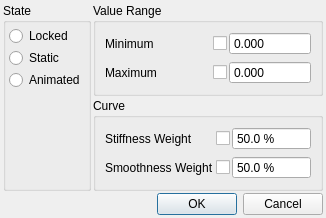
First picture: the form in python/mmSolver/tools/setattributedetails/ui/dialog.ui, repository david-cattermole/mayaMatchMoveSolver, before the edit.
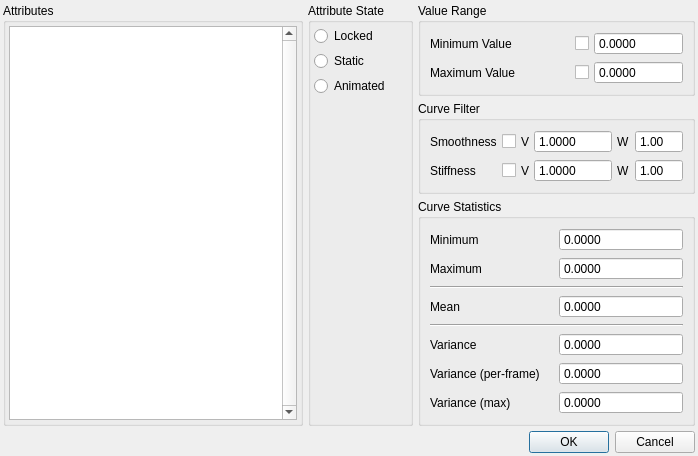
Second picture: the form after the edit.

Commit message:
Add Set Attribute Details tool; used to set min/max, smoothness and stiffness properties onto Attributes.
Issue #65.

Patch:
```diff
--- a/python/mmSolver/tools/setattributedetails/ui/dialog.ui
+++ b/python/mmSolver/tools/setattributedetails/ui/dialog.ui
@@ -6,8 +6,8 @@
    <rect>
     <x>0</x>
     <y>0</y>
-    <width>268</width>
-    <height>187</height>
+    <width>646</width>
+    <height>436</height>
    </rect>
   </property>
   <property name="windowTitle">
@@ -15,7 +15,7 @@
   </property>
   <layout class="QVBoxLayout" name="verticalLayout_2">
    <property name="spacing">
-    <number>2</number>
+    <number>5</number>
    </property>
    <property name="leftMargin">
     <number>3</number>
@@ -30,18 +30,76 @@
     <number>3</number>
    </property>
    <item>
-    <layout class="QHBoxLayout" name="horizontalLayout">
+    <layout class="QHBoxLayout" name="horizontalLayout" stretch="0,0,0">
      <property name="spacing">
-      <number>2</number>
+      <number>5</number>
      </property>
+     <item>
+      <widget class="QGroupBox" name="state_groupBox_2">
+       <property name="sizePolicy">
+        <sizepolicy hsizetype="Preferred" vsizetype="Preferred">
+         <horstretch>1</horstretch>
+         <verstretch>0</verstretch>
+        </sizepolicy>
+       </property>
+       <property name="minimumSize">
+        <size>
+         <width>300</width>
+         <height>0</height>
+        </size>
+       </property>
+       <property name="title">
+        <string>Attributes</string>
+       </property>
+       <layout class="QVBoxLayout" name="state_verticalLayout_2">
+        <property name="spacing">
+         <number>5</number>
+        </property>
+        <property name="leftMargin">
+         <number>3</number>
+        </property>
+        <property name="topMargin">
+         <number>3</number>
+        </property>
+        <property name="rightMargin">
+         <number>3</number>
+        </property>
+        <property name="bottomMargin">
+         <number>3</number>
+        </property>
+        <item>
+         <widget class="QListView" name="attribute_listView">
+          <property name="verticalScrollBarPolicy">
+           <enum>Qt::ScrollBarAlwaysOn</enum>
+          </property>
+          <property name="horizontalScrollBarPolicy">
+           <enum>Qt::ScrollBarAsNeeded</enum>
+          </property>
+          <property name="sizeAdjustPolicy">
+           <enum>QAbstractScrollArea::AdjustToContentsOnFirstShow</enum>
+          </property>
+          <property name="autoScroll">
+           <bool>false</bool>
+          </property>
+          <property name="editTriggers">
+           <set>QAbstractItemView::NoEditTriggers</set>
+          </property>
+          <property name="selectionBehavior">
+           <enum>QAbstractItemView::SelectRows</enum>
+          </property>
+         </widget>
+        </item>
+       </layout>
+      </widget>
+     </item>
      <item>
       <widget class="QGroupBox" name="state_groupBox">
        <property name="title">
-        <string>State</string>
+        <string>Attribute State</string>
        </property>
        <layout class="QVBoxLayout" name="state_verticalLayout">
         <property name="spacing">
-         <number>2</number>
+         <number>5</number>
         </property>
         <property name="leftMargin">
          <number>3</number>
@@ -95,7 +153,7 @@
      <item>
       <layout class="QVBoxLayout" name="verticalLayout">
        <property name="spacing">
-        <number>2</number>
+        <number>5</number>
        </property>
        <item>
         <widget class="QGroupBox" name="valueRange_groupBox">
@@ -106,12 +164,12 @@
           <item>
            <layout class="QHBoxLayout" name="min_layout">
             <property name="spacing">
-             <number>2</number>
+             <number>5</number>
             </property>
             <item>
              <widget class="QLabel" name="min_label">
               <property name="text">
-               <string>Minimum</string>
+               <string>Minimum Value</string>
               </property>
              </widget>
             </item>
@@ -122,7 +180,7 @@
               </property>
               <property name="sizeHint" stdset="0">
                <size>
-                <width>40</width>
+                <width>10</width>
                 <height>20</height>
                </size>
               </property>
@@ -144,7 +202,7 @@
                <bool>true</bool>
               </property>
               <property name="decimals">
-               <number>3</number>
+               <number>4</number>
               </property>
               <property name="minimum">
                <double>-999999.000000000000000</double>
@@ -159,12 +217,12 @@
           <item>
            <layout class="QHBoxLayout" name="max_layout">
             <property name="spacing">
-             <number>2</number>
+             <number>5</number>
             </property>
             <item>
              <widget class="QLabel" name="max_label">
               <property name="text">
-               <string>Maximum</string>
+               <string>Maximum Value</string>
               </property>
              </widget>
             </item>
@@ -175,7 +233,7 @@
               </property>
               <property name="sizeHint" stdset="0">
                <size>
-                <width>40</width>
+                <width>10</width>
                 <height>20</height>
                </size>
               </property>
@@ -197,7 +255,7 @@
                <bool>true</bool>
               </property>
               <property name="decimals">
-               <number>3</number>
+               <number>4</number>
               </property>
               <property name="minimum">
                <double>-999999.000000000000000</double>
@@ -215,80 +273,18 @@
        <item>
         <widget class="QGroupBox" name="animCurve_groupBox">
          <property name="title">
-          <string>Curve</string>
+          <string>Curve Filter</string>
          </property>
          <layout class="QVBoxLayout" name="animCurve_verticalLayout">
-          <item>
-           <layout class="QHBoxLayout" name="stiffness_layout">
-            <property name="spacing">
-             <number>2</number>
-            </property>
-            <item>
-             <widget class="QLabel" name="stiffness_label">
-              <property name="text">
-               <string>Stiffness Weight</string>
-              </property>
-             </widget>
-            </item>
-            <item>
-             <spacer name="stiffness_horizontalSpacer">
-              <property name="orientation">
-               <enum>Qt::Horizontal</enum>
-              </property>
-              <property name="sizeHint" stdset="0">
-               <size>
-                <width>40</width>
-                <height>20</height>
-               </size>
-              </property>
-             </spacer>
-            </item>
-            <item>
-             <widget class="QCheckBox" name="stiffness_checkBox">
-              <property name="text">
-               <string/>
-              </property>
-             </widget>
-            </item>
-            <item>
-             <widget class="QDoubleSpinBox" name="stiffness_doubleSpinBox">
-              <property name="buttonSymbols">
-               <enum>QAbstractSpinBox::NoButtons</enum>
-              </property>
-              <property name="showGroupSeparator" stdset="0">
-               <bool>true</bool>
-              </property>
-              <property name="suffix">
-               <string> %</string>
-              </property>
-              <property name="decimals">
-               <number>1</number>
-              </property>
-              <property name="minimum">
-               <double>0.000000000000000</double>
-              </property>
-              <property name="maximum">
-               <double>100000.000000000000000</double>
-              </property>
-              <property name="singleStep">
-               <double>10.000000000000000</double>
-              </property>
-              <property name="value">
-               <double>50.000000000000000</double>
-              </property>
-             </widget>
-            </item>
-           </layout>
-          </item>
           <item>
            <layout class="QHBoxLayout" name="smoothness_layout">
             <property name="spacing">
-             <number>2</number>
+             <number>5</number>
             </property>
             <item>
              <widget class="QLabel" name="smoothness_label">
               <property name="text">
-               <string>Smoothness Weight</string>
+               <string>Smoothness</string>
               </property>
              </widget>
             </item>
@@ -299,7 +295,7 @@
               </property>
               <property name="sizeHint" stdset="0">
                <size>
-                <width>40</width>
+                <width>10</width>
                 <height>20</height>
                </size>
               </property>
@@ -313,34 +309,456 @@
              </widget>
             </item>
             <item>
-             <widget class="QDoubleSpinBox" name="smoothness_doubleSpinBox">
+             <widget class="QLabel" name="smoothnessVariance_label">
+              <property name="text">
+               <string>V</string>
+              </property>
+             </widget>
+            </item>
+            <item>
+             <widget class="QDoubleSpinBox" name="smoothnessVariance_doubleSpinBox">
               <property name="buttonSymbols">
                <enum>QAbstractSpinBox::NoButtons</enum>
               </property>
               <property name="showGroupSeparator" stdset="0">
                <bool>true</bool>
               </property>
-              <property name="suffix">
-               <string> %</string>
+              <property name="decimals">
+               <number>4</number>
               </property>
+              <property name="minimum">
+               <double>0.001000000000000</double>
+              </property>
+              <property name="maximum">
+               <double>99999.000000000000000</double>
+              </property>
+              <property name="singleStep">
+               <double>0.100000000000000</double>
+              </property>
+              <property name="value">
+               <double>1.000000000000000</double>
+              </property>
+             </widget>
+            </item>
+            <item>
+             <widget class="QLabel" name="smoothnessWeight_label">
+              <property name="text">
+               <string>W</string>
+              </property>
+             </widget>
+            </item>
+            <item>
+             <widget class="QDoubleSpinBox" name="smoothnessWeight_doubleSpinBox">
+              <property name="buttonSymbols">
+               <enum>QAbstractSpinBox::NoButtons</enum>
+              </property>
+              <property name="showGroupSeparator" stdset="0">
+               <bool>true</bool>
+              </property>
               <property name="decimals">
-               <number>1</number>
+               <number>2</number>
               </property>
               <property name="minimum">
                <double>0.000000000000000</double>
               </property>
               <property name="maximum">
-               <double>100000.000000000000000</double>
+               <double>999.000000000000000</double>
               </property>
               <property name="singleStep">
                <double>10.000000000000000</double>
               </property>
               <property name="value">
-               <double>50.000000000000000</double>
+               <double>1.000000000000000</double>
               </property>
              </widget>
             </item>
            </layout>
+          </item>
+          <item>
+           <layout class="QHBoxLayout" name="stiffness_layout">
+            <property name="spacing">
+             <number>5</number>
+            </property>
+            <item>
+             <widget class="QLabel" name="stiffness_label">
+              <property name="text">
+               <string>Stiffness</string>
+              </property>
+             </widget>
+            </item>
+            <item>
+             <spacer name="stiffness_horizontalSpacer">
+              <property name="orientation">
+               <enum>Qt::Horizontal</enum>
+              </property>
+              <property name="sizeHint" stdset="0">
+               <size>
+                <width>10</width>
+                <height>20</height>
+               </size>
+              </property>
+             </spacer>
+            </item>
+            <item>
+             <widget class="QCheckBox" name="stiffness_checkBox">
+              <property name="text">
+               <string/>
+              </property>
+             </widget>
+            </item>
+            <item>
+             <widget class="QLabel" name="stiffnessVariance_label">
+              <property name="text">
+               <string>V</string>
+              </property>
+             </widget>
+            </item>
+            <item>
+             <widget class="QDoubleSpinBox" name="stiffnessVariance_doubleSpinBox">
+              <property name="buttonSymbols">
+               <enum>QAbstractSpinBox::NoButtons</enum>
+              </property>
+              <property name="showGroupSeparator" stdset="0">
+               <bool>true</bool>
+              </property>
+              <property name="decimals">
+               <number>4</number>
+              </property>
+              <property name="minimum">
+               <double>0.001000000000000</double>
+              </property>
+              <property name="maximum">
+               <double>99999.000000000000000</double>
+              </property>
+              <property name="singleStep">
+               <double>0.100000000000000</double>
+              </property>
+              <property name="value">
+               <double>1.000000000000000</double>
+              </property>
+             </widget>
+            </item>
+            <item>
+             <widget class="QLabel" name="stiffnessWeight_label">
+              <property name="text">
+               <string>W</string>
+              </property>
+             </widget>
+            </item>
+            <item>
+             <widget class="QDoubleSpinBox" name="stiffnessWeight_doubleSpinBox">
+              <property name="buttonSymbols">
+               <enum>QAbstractSpinBox::NoButtons</enum>
+              </property>
+              <property name="showGroupSeparator" stdset="0">
+               <bool>true</bool>
+              </property>
+              <property name="decimals">
+               <number>2</number>
+              </property>
+              <property name="minimum">
+               <double>0.000000000000000</double>
+              </property>
+              <property name="maximum">
+               <double>999.000000000000000</double>
+              </property>
+              <property name="singleStep">
+               <double>0.100000000000000</double>
+              </property>
+              <property name="value">
+               <double>1.000000000000000</double>
+              </property>
+             </widget>
+            </item>
+           </layout>
+          </item>
+         </layout>
+        </widget>
+       </item>
+       <item>
+        <widget class="QGroupBox" name="statistics_groupBox">
+         <property name="title">
+          <string>Curve Statistics</string>
+         </property>
+         <layout class="QVBoxLayout" name="verticalLayout_3">
+          <item>
+           <layout class="QHBoxLayout" name="minStats_layout">
+            <property name="spacing">
+             <number>5</number>
+            </property>
+            <item>
+             <widget class="QLabel" name="minStats_label">
+              <property name="text">
+               <string>Minimum</string>
+              </property>
+             </widget>
+            </item>
+            <item>
+             <widget class="QDoubleSpinBox" name="minStats_doubleSpinBox">
+              <property name="readOnly">
+               <bool>true</bool>
+              </property>
+              <property name="buttonSymbols">
+               <enum>QAbstractSpinBox::NoButtons</enum>
+              </property>
+              <property name="showGroupSeparator" stdset="0">
+               <bool>true</bool>
+              </property>
+              <property name="decimals">
+               <number>4</number>
+              </property>
+              <property name="minimum">
+               <double>-99999.000000000000000</double>
+              </property>
+              <property name="maximum">
+               <double>99999.000000000000000</double>
+              </property>
+              <property name="singleStep">
+               <double>0.100000000000000</double>
+              </property>
+              <property name="value">
+               <double>0.000000000000000</double>
+              </property>
+             </widget>
+            </item>
+           </layout>
+          </item>
+          <item>
+           <layout class="QHBoxLayout" name="maxStats_layout">
+            <property name="spacing">
+             <number>5</number>
+            </property>
+            <item>
+             <widget class="QLabel" name="maxStats_label">
+              <property name="text">
+               <string>Maximum</string>
+              </property>
+             </widget>
+            </item>
+            <item>
+             <widget class="QDoubleSpinBox" name="maxStats_doubleSpinBox">
+              <property name="readOnly">
+               <bool>true</bool>
+              </property>
+              <property name="buttonSymbols">
+               <enum>QAbstractSpinBox::NoButtons</enum>
+              </property>
+              <property name="showGroupSeparator" stdset="0">
+               <bool>true</bool>
+              </property>
+              <property name="decimals">
+               <number>4</number>
+              </property>
+              <property name="minimum">
+               <double>-99999.000000000000000</double>
+              </property>
+              <property name="maximum">
+               <double>99999.000000000000000</double>
+              </property>
+              <property name="singleStep">
+               <double>0.100000000000000</double>
+              </property>
+              <property name="value">
+               <double>0.000000000000000</double>
+              </property>
+             </widget>
+            </item>
+           </layout>
+          </item>
+          <item>
+           <widget class="Line" name="line">
+            <property name="orientation">
+             <enum>Qt::Horizontal</enum>
+            </property>
+           </widget>
+          </item>
+          <item>
+           <layout class="QHBoxLayout" name="meanStats_layout">
+            <property name="spacing">
+             <number>5</number>
+            </property>
+            <item>
+             <widget class="QLabel" name="meanStats_label">
+              <property name="text">
+               <string>Mean</string>
+              </property>
+             </widget>
+            </item>
+            <item>
+             <widget class="QDoubleSpinBox" name="meanStats_doubleSpinBox">
+              <property name="readOnly">
+               <bool>true</bool>
+              </property>
+              <property name="buttonSymbols">
+               <enum>QAbstractSpinBox::NoButtons</enum>
+              </property>
+              <property name="showGroupSeparator" stdset="0">
+               <bool>true</bool>
+              </property>
+              <property name="decimals">
+               <number>4</number>
+              </property>
+              <property name="minimum">
+               <double>-99999.000000000000000</double>
+              </property>
+              <property name="maximum">
+               <double>99999.000000000000000</double>
+              </property>
+              <property name="singleStep">
+               <double>0.100000000000000</double>
+              </property>
+              <property name="value">
+               <double>0.000000000000000</double>
+              </property>
+             </widget>
+            </item>
+           </layout>
+          </item>
+          <item>
+           <widget class="Line" name="line_2">
+            <property name="orientation">
+             <enum>Qt::Horizontal</enum>
+            </property>
+           </widget>
+          </item>
+          <item>
+           <layout class="QHBoxLayout" name="varianceStats_layout">
+            <property name="spacing">
+             <number>5</number>
+            </property>
+            <item>
+             <widget class="QLabel" name="varianceStats_label">
+              <property name="text">
+               <string>Variance</string>
+              </property>
+             </widget>
+            </item>
+            <item>
+             <widget class="QDoubleSpinBox" name="varianceStats_doubleSpinBox">
+              <property name="readOnly">
+               <bool>true</bool>
+              </property>
+              <property name="buttonSymbols">
+               <enum>QAbstractSpinBox::NoButtons</enum>
+              </property>
+              <property name="showGroupSeparator" stdset="0">
+               <bool>true</bool>
+              </property>
+              <property name="decimals">
+               <number>4</number>
+              </property>
+              <property name="minimum">
+               <double>0.000000000000000</double>
+              </property>
+              <property name="maximum">
+               <double>99999.000000000000000</double>
+              </property>
+              <property name="singleStep">
+               <double>0.100000000000000</double>
+              </property>
+              <property name="value">
+               <double>0.000000000000000</double>
+              </property>
+             </widget>
+            </item>
+           </layout>
+          </item>
+          <item>
+           <layout class="QHBoxLayout" name="frameVarianceStats_layout">
+            <property name="spacing">
+             <number>5</number>
+            </property>
+            <item>
+             <widget class="QLabel" name="frameVarianceStats_label">
+              <property name="text">
+               <string>Variance (per-frame)</string>
+              </property>
+             </widget>
+            </item>
+            <item>
+             <widget class="QDoubleSpinBox" name="frameVarianceStats_doubleSpinBox">
+              <property name="readOnly">
+               <bool>true</bool>
+              </property>
+              <property name="buttonSymbols">
+               <enum>QAbstractSpinBox::NoButtons</enum>
+              </property>
+              <property name="showGroupSeparator" stdset="0">
+               <bool>true</bool>
+              </property>
+              <property name="decimals">
+               <number>4</number>
+              </property>
+              <property name="minimum">
+               <double>0.000000000000000</double>
+              </property>
+              <property name="maximum">
+               <double>99999.000000000000000</double>
+              </property>
+              <property name="singleStep">
+               <double>0.100000000000000</double>
+              </property>
+              <property name="value">
+               <double>0.000000000000000</double>
+              </property>
+             </widget>
+            </item>
+           </layout>
+          </item>
+          <item>
+           <layout class="QHBoxLayout" name="maxVarianceStats_layout">
+            <property name="spacing">
+             <number>5</number>
+            </property>
+            <item>
+             <widget class="QLabel" name="maxVarianceStats_label">
+              <property name="text">
+               <string>Variance (max)</string>
+              </property>
+             </widget>
+            </item>
+            <item>
+             <widget class="QDoubleSpinBox" name="maxVarianceStats_doubleSpinBox">
+              <property name="readOnly">
+               <bool>true</bool>
+              </property>
+              <property name="buttonSymbols">
+               <enum>QAbstractSpinBox::NoButtons</enum>
+              </property>
+              <property name="showGroupSeparator" stdset="0">
+               <bool>true</bool>
+              </property>
+              <property name="decimals">
+               <number>4</number>
+              </property>
+              <property name="minimum">
+               <double>0.000000000000000</double>
+              </property>
+              <property name="maximum">
+               <double>99999.000000000000000</double>
+              </property>
+              <property name="singleStep">
+               <double>0.100000000000000</double>
+              </property>
+              <property name="value">
+               <double>0.000000000000000</double>
+              </property>
+             </widget>
+            </item>
+           </layout>
+          </item>
+          <item>
+           <spacer name="verticalSpacer_3">
+            <property name="orientation">
+             <enum>Qt::Vertical</enum>
+            </property>
+            <property name="sizeHint" stdset="0">
+             <size>
+              <width>20</width>
+              <height>10</height>
+             </size>
+            </property>
+           </spacer>
           </item>
          </layout>
         </widget>
@@ -349,19 +767,6 @@
      </item>
     </layout>
    </item>
-   <item>
-    <spacer name="verticalSpacer">
-     <property name="orientation">
-      <enum>Qt::Vertical</enum>
-     </property>
-     <property name="sizeHint" stdset="0">
-      <size>
-       <width>20</width>
-       <height>40</height>
-      </size>
-     </property>
-    </spacer>
-   </item>
    <item>
     <widget class="QDialogButtonBox" name="buttonBox">
      <property name="orientation">
```
Left out of the diff: 4 changed lines with no effect on the pictures. The commit also changes 9 other files.
